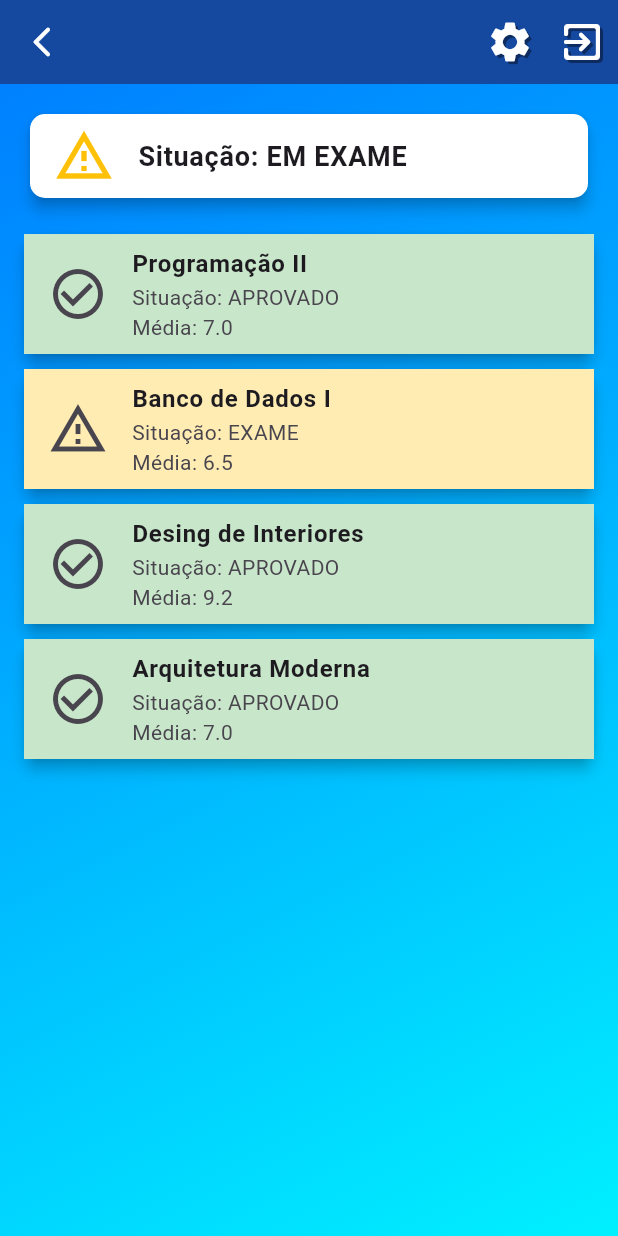
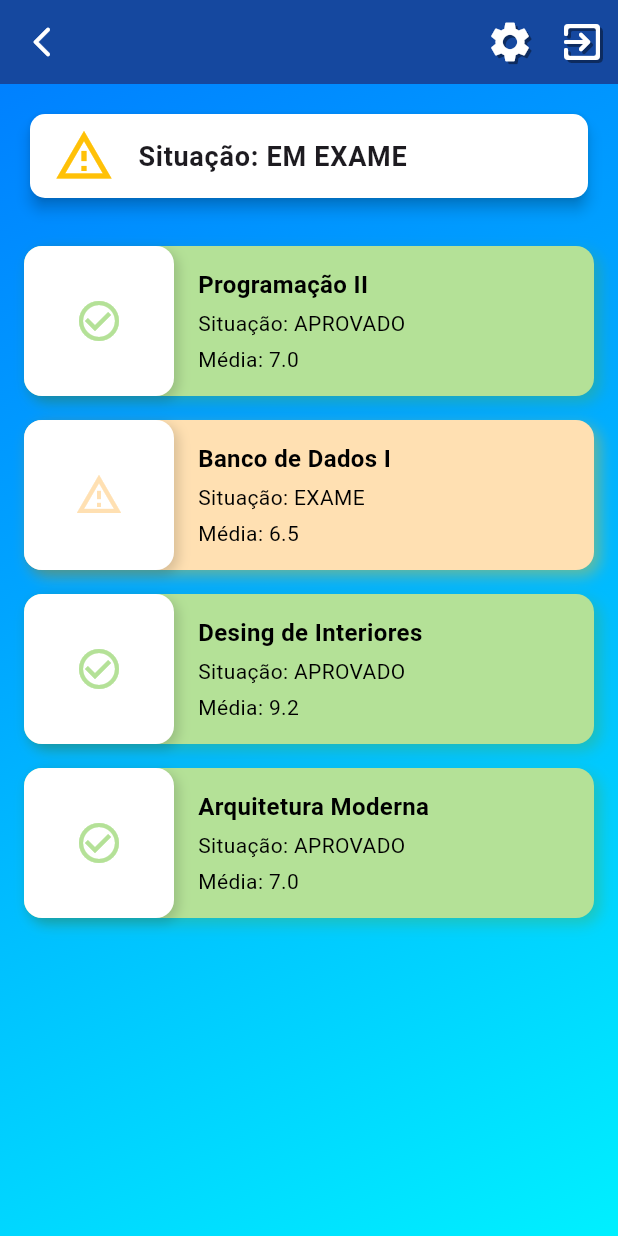
Before and after one commit to BraioFacul/real_connect, a Flutter app: the MateriaScreen screen opened directly, on a phone screen of 412 x 824 dp. Run offline on Flutter 3.47's test engine with Material 3 defaults, Android fonts, the light colour scheme and no system bars; our stand-ins replace dio, file_picker, firebase_core, sqflite; accounts and stored records are empty.

Commit message:
Fix: melhoria na tela de materias

```diff
--- a/lib/materia.dart
+++ b/lib/materia.dart
@@ -1,7 +1,7 @@
 import 'package:flutter/material.dart';
 import 'package:real_connect/helpers/sql_helper.dart';
 import 'package:real_connect/components/app_background.dart';
-import 'components/custom_app_bar.dart'; // Importando o CustomAppBar
+import 'components/custom_app_bar.dart';
 
 class MateriaScreen extends StatefulWidget {
   @override
@@ -10,7 +10,7 @@ class MateriaScreen extends StatefulWidget {
 
 class _MateriaScreenState extends State<MateriaScreen> {
   List<Map<String, dynamic>> materias = [];
-  String situacaoGeral = "APROVADO"; // Status geral padrão
+  String situacaoGeral = "APROVADO";
 
   @override
   void initState() {
@@ -23,7 +23,7 @@ class _MateriaScreenState extends State<MateriaScreen> {
       var data = await DatabaseHelper().getMaterias();
       setState(() {
         materias = data;
-        _calcularSituacaoGeral(); // Atualiza o status geral com base nas matérias
+        _calcularSituacaoGeral();
       });
     } catch (e) {
       print('Erro ao carregar dados das matérias: $e');
@@ -37,7 +37,7 @@ class _MateriaScreenState extends State<MateriaScreen> {
     for (var materia in materias) {
       if (materia['situacao'] == 'REPROVADO') {
         temReprovado = true;
-        break; // Se houver uma matéria reprovada, o status geral já é "REPROVADO"
+        break;
       }
       if (materia['situacao'] == 'EXAME') {
         temExame = true;
@@ -60,17 +60,17 @@ class _MateriaScreenState extends State<MateriaScreen> {
     return Scaffold(
       body: Stack(
         children: [
-          const AppBackground(child: SizedBox.expand()), // Aplicando o background
+          const AppBackground(child: SizedBox.expand()),
           Scaffold(
-            backgroundColor: Colors.transparent, // Deixar o fundo transparente
-            appBar: CustomAppBar(), // Usando o CustomAppBar
+            backgroundColor: Colors.transparent,
+            appBar: CustomAppBar(),
             body: materias.isEmpty
                 ? const Center(child: CircularProgressIndicator())
                 : SingleChildScrollView(
                     padding: const EdgeInsets.all(16.0),
                     child: Column(
                       children: [
-                        // Primeiro card com a situação geral
+                        // Card para a situação geral
                         Card(
                           color: Colors.white,
                           elevation: 4,
@@ -91,61 +91,28 @@ class _MateriaScreenState extends State<MateriaScreen> {
                                       : Colors.red,
                               size: 40,
                             ),
-                            title: Text('Situação: $situacaoGeral',
-                                style: const TextStyle(
-                                    fontWeight: FontWeight.bold,
-                                    fontSize: 18)),
+                            title: Text(
+                              'Situação: $situacaoGeral',
+                              style: const TextStyle(
+                                fontWeight: FontWeight.bold,
+                                fontSize: 18,
+                              ),
+                            ),
                             trailing: situacaoGeral == 'APROVADO'
                                 ? Icon(Icons.check, color: Colors.green)
                                 : null,
                           ),
                         ),
                         const SizedBox(height: 20),
-                        // Cards das matérias
+
+                        // Lista de matérias
                         ListView.builder(
                           shrinkWrap: true,
-                          physics: NeverScrollableScrollPhysics(),
+                          physics: const NeverScrollableScrollPhysics(),
                           itemCount: materias.length,
                           itemBuilder: (context, index) {
                             final materia = materias[index];
-                            Color cardColor;
-                            IconData iconData;
-
-                            switch (materia['situacao']) {
-                              case 'APROVADO':
-                                cardColor = Colors.green[100]!;
-                                iconData = Icons.check_circle_outline;
-                                break;
-                              case 'EXAME':
-                                cardColor = Colors.amber[100]!;
-                                iconData = Icons.warning_amber_outlined;
-                                break;
-                              case 'REPROVADO':
-                                cardColor = Colors.red[100]!;
-                                iconData = Icons.cancel_outlined;
-                                break;
-                              default:
-                                cardColor = Colors.grey[100]!;
-                                iconData = Icons.help_outline;
-                            }
-
-                            return Card(
-                              color: Colors.white,
-                              elevation: 4,
-                              shape: RoundedRectangleBorder(
-                                borderRadius: BorderRadius.circular(10),
-                              ),
-                              margin: EdgeInsets.only(bottom: 10.0),
-                              child: ListTile(
-                                leading: Icon(iconData, size: 40),
-                                title: Text(materia['nome'],
-                                    style: TextStyle(
-                                        fontWeight: FontWeight.bold)),
-                                subtitle: Text(
-                                    'Situação: ${materia['situacao']} \nMédia: ${materia['media'].toString()}'),
-                                tileColor: cardColor,
-                              ),
-                            );
+                            return MateriaCard(materia: materia);
                           },
                         ),
                       ],
@@ -157,3 +124,109 @@ class _MateriaScreenState extends State<MateriaScreen> {
     );
   }
 }
+
+class MateriaCard extends StatelessWidget {
+  final Map<String, dynamic> materia;
+
+  const MateriaCard({required this.materia});
+
+  @override
+  Widget build(BuildContext context) {
+    Color cardColor;
+    Color shadowColor;
+    IconData iconData;
+
+    // Definir cor e ícone com base na situação
+    switch (materia['situacao']) {
+      case 'APROVADO':
+        cardColor = const Color(0xFFB4E197); // Verde claro
+        shadowColor = Colors.green.withOpacity(0.4);
+        iconData = Icons.check_circle_outline;
+        break;
+      case 'EXAME':
+        cardColor = const Color(0xFFFFE0B2); // Amarelo claro
+        shadowColor = Colors.amber.withOpacity(0.4);
+        iconData = Icons.warning_amber_outlined;
+        break;
+      case 'REPROVADO':
+        cardColor = const Color(0xFFFFA8A8); // Vermelho claro
+        shadowColor = Colors.red.withOpacity(0.4);
+        iconData = Icons.cancel_outlined;
+        break;
+      default:
+        cardColor = Colors.grey[200]!;
+        shadowColor = Colors.grey.withOpacity(0.4);
+        iconData = Icons.help_outline;
+    }
+
+    return Container(
+      margin: const EdgeInsets.symmetric(vertical: 8),
+      decoration: BoxDecoration(
+        color: cardColor, // Card principal agora colorido
+        borderRadius: BorderRadius.circular(12),
+        boxShadow: [
+          BoxShadow(
+            color: shadowColor,
+            blurRadius: 8,
+            offset: const Offset(4, 4),
+          ),
+        ],
+      ),
+      child: Row(
+        children: [
+          // Seção branca à esquerda com ícone
+          Container(
+            width: 100,
+            height: 100,
+            decoration: BoxDecoration(
+              color: Colors.white, // A parte colorida agora é branca
+              borderRadius: BorderRadius.circular(12),
+              boxShadow: [
+                BoxShadow(
+                  color: Colors.black.withOpacity(0.15),
+                  blurRadius: 6,
+                  offset: const Offset(3, 3),
+                ),
+              ],
+            ),
+            child: Center(
+              child: Icon(
+                iconData,
+                size: 32,
+                color: cardColor, // Ícone colorido com a cor do status
+              ),
+            ),
+          ),
+          Expanded(
+            child: Padding(
+              padding: const EdgeInsets.symmetric(horizontal: 16, vertical: 12),
+              child: Column(
+                crossAxisAlignment: CrossAxisAlignment.start,
+                children: [
+                  Text(
+                    materia['nome'],
+                    style: const TextStyle(
+                      fontWeight: FontWeight.bold,
+                      fontSize: 16,
+                      color: Colors.black, // Texto agora branco
+                    ),
+                  ),
+                  const SizedBox(height: 4),
+                  Text(
+                    'Situação: ${materia['situacao']}',
+                    style: const TextStyle(color: Colors.black),
+                  ),
+                  const SizedBox(height: 4),
+                  Text(
+                    'Média: ${materia['media'].toString()}',
+                    style: const TextStyle(color: Colors.black),
+                  ),
+                ],
+              ),
+            ),
+          ),
+        ],
+      ),
+    );
+  }
+}
```
